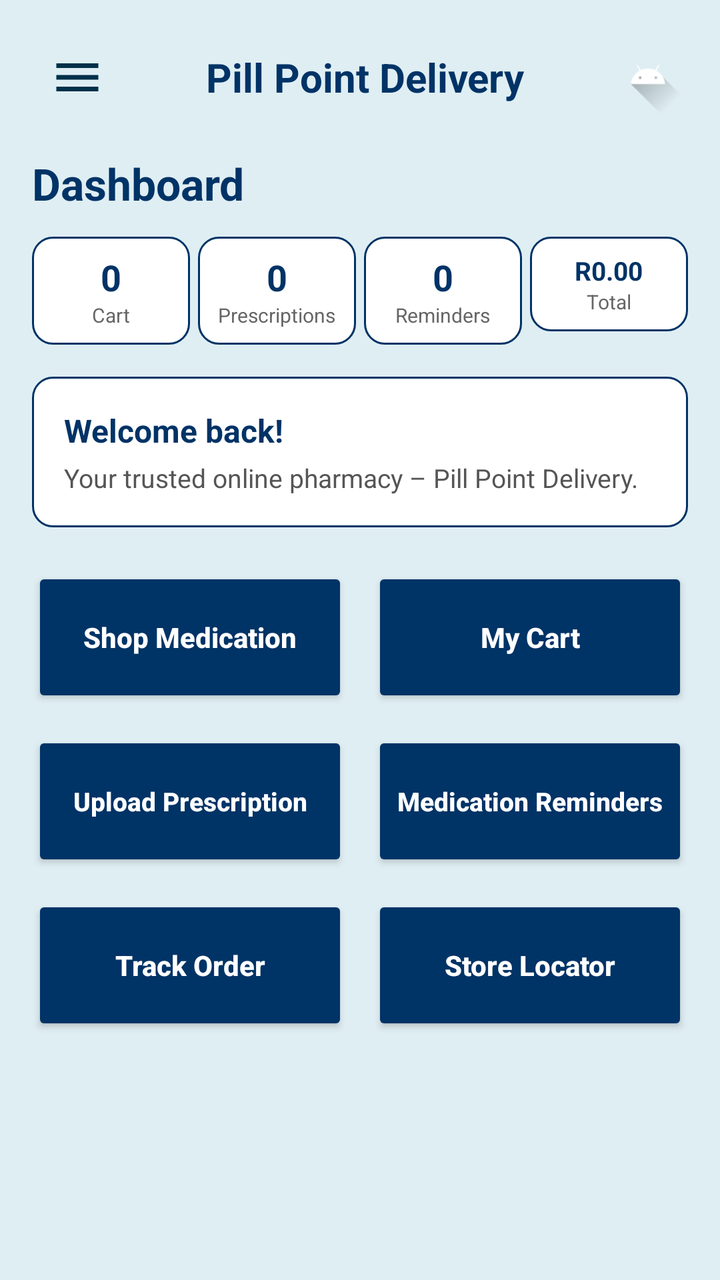
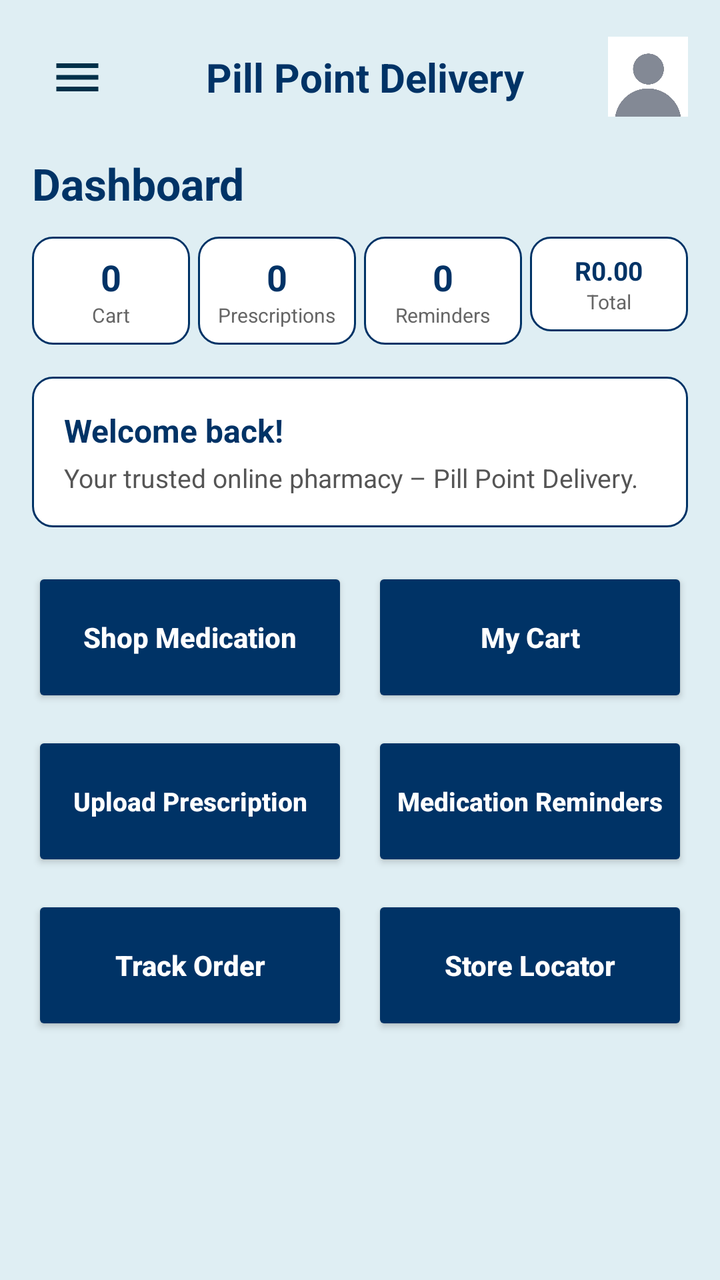

The first picture is an Android layout as it rendered before a commit; the second is the same layout after the commit. The layout source and the unified diff follow.
<!-- AndroidManifest.xml: application theme Theme.Pillpoint -->
<!-- res/layout/activity_home.xml -->
<?xml version="1.0" encoding="utf-8"?>
<androidx.drawerlayout.widget.DrawerLayout
    xmlns:android="http://schemas.android.com/apk/res/android"
    xmlns:app="http://schemas.android.com/apk/res-auto"
    xmlns:tools="http://schemas.android.com/tools"
    android:id="@+id/drawerLayout"
    android:layout_width="match_parent"
    android:layout_height="match_parent"
    tools:context=".Home">

    
    <ScrollView
        android:layout_width="match_parent"
        android:layout_height="match_parent"
        android:background="#DFEEF3">

        <LinearLayout
            android:layout_width="match_parent"
            android:layout_height="wrap_content"
            android:orientation="vertical"
            android:padding="16dp">

            
            <LinearLayout
                android:layout_width="match_parent"
                android:layout_height="wrap_content"
                android:gravity="center_vertical"
                android:orientation="horizontal"
                android:layout_marginBottom="16dp">

                <ImageButton
                    android:id="@+id/btnMenu"
                    android:layout_width="45dp"
                    android:layout_height="45dp"
                    android:background="?attr/selectableItemBackgroundBorderless"
                    android:contentDescription="Menu"
                    android:src="@drawable/ic_menu" />

                <TextView
                    android:layout_width="0dp"
                    android:layout_height="wrap_content"
                    android:layout_weight="1"
                    android:gravity="center"
                    android:text="Pill Point Delivery"
                    android:textColor="@color/dark_blue"
                    android:textSize="20sp"
                    android:textStyle="bold" />

                <ImageView
                    android:id="@+id/ivProfile"
                    android:layout_width="40dp"
                    android:layout_height="40dp"
                    android:contentDescription="Profile"
                    android:src="@drawable/ic_launcher_foreground" />
            </LinearLayout>

            
            <TextView
                android:layout_width="wrap_content"
                android:layout_height="wrap_content"
                android:text="Dashboard"
                android:textColor="@color/dark_blue"
                android:textSize="22sp"
                android:textStyle="bold"
                android:layout_marginBottom="12dp" />

            
            <LinearLayout
                android:layout_width="match_parent"
                android:layout_height="wrap_content"
                android:orientation="horizontal"
                android:weightSum="4"
                android:layout_marginBottom="16dp">

                
                <LinearLayout
                    android:layout_width="0dp"
                    android:layout_height="wrap_content"
                    android:layout_weight="1"
                    android:background="@drawable/edit_text_background"
                    android:orientation="vertical"
                    android:gravity="center"
                    android:padding="8dp"
                    android:layout_marginEnd="4dp">
                    <TextView android:id="@+id/tvCartCount" android:text="0" android:textColor="@color/dark_blue" android:textStyle="bold" android:textSize="18sp" android:layout_width="wrap_content" android:layout_height="wrap_content"/>
                    <TextView android:text="Cart" android:textColor="#666666" android:textSize="10sp" android:layout_width="wrap_content" android:layout_height="wrap_content"/>
                </LinearLayout>

                
                <LinearLayout
                    android:layout_width="0dp"
                    android:layout_height="wrap_content"
                    android:layout_weight="1"
                    android:background="@drawable/edit_text_background"
                    android:orientation="vertical"
                    android:gravity="center"
                    android:padding="8dp"
                    android:layout_marginEnd="4dp">
                    <TextView android:id="@+id/tvPrescriptionCount" android:text="0" android:textColor="@color/dark_blue" android:textStyle="bold" android:textSize="18sp" android:layout_width="wrap_content" android:layout_height="wrap_content"/>
                    <TextView android:text="Prescriptions" android:textColor="#666666" android:textSize="10sp" android:layout_width="wrap_content" android:layout_height="wrap_content"/>
                </LinearLayout>

                
                <LinearLayout
                    android:layout_width="0dp"
                    android:layout_height="wrap_content"
                    android:layout_weight="1"
                    android:background="@drawable/edit_text_background"
                    android:orientation="vertical"
                    android:gravity="center"
                    android:padding="8dp"
                    android:layout_marginEnd="4dp">
                    <TextView android:id="@+id/tvReminderCount" android:text="0" android:textColor="@color/dark_blue" android:textStyle="bold" android:textSize="18sp" android:layout_width="wrap_content" android:layout_height="wrap_content"/>
                    <TextView android:text="Reminders" android:textColor="#666666" android:textSize="10sp" android:layout_width="wrap_content" android:layout_height="wrap_content"/>
                </LinearLayout>

                
                <LinearLayout
                    android:layout_width="0dp"
                    android:layout_height="wrap_content"
                    android:layout_weight="1"
                    android:background="@drawable/edit_text_background"
                    android:orientation="vertical"
                    android:gravity="center"
                    android:padding="8dp">
                    <TextView android:id="@+id/tvTotalValue" android:text="R0.00" android:textColor="@color/dark_blue" android:textStyle="bold" android:textSize="13sp" android:layout_width="wrap_content" android:layout_height="wrap_content"/>
                    <TextView android:text="Total" android:textColor="#666666" android:textSize="10sp" android:layout_width="wrap_content" android:layout_height="wrap_content"/>
                </LinearLayout>
            </LinearLayout>

            
            <LinearLayout
                android:layout_width="match_parent"
                android:layout_height="wrap_content"
                android:background="@drawable/edit_text_background"
                android:orientation="vertical"
                android:padding="16dp"
                android:layout_marginBottom="20dp">
                <TextView
                    android:id="@+id/tvWelcomeUser"
                    android:layout_width="match_parent"
                    android:layout_height="wrap_content"
                    android:text="Welcome back!"
                    android:textColor="@color/dark_blue"
                    android:textSize="16sp"
                    android:textStyle="bold" />
                <TextView
                    android:layout_width="match_parent"
                    android:layout_height="wrap_content"
                    android:text="Your trusted online pharmacy – Pill Point Delivery."
                    android:textColor="#555555"
                    android:textSize="13sp"
                    android:layout_marginTop="4dp" />
            </LinearLayout>

            
            <LinearLayout
                android:layout_width="match_parent"
                android:layout_height="wrap_content"
                android:orientation="vertical">

                <LinearLayout
                    android:layout_width="match_parent"
                    android:layout_height="wrap_content"
                    android:orientation="horizontal"
                    android:weightSum="2"
                    android:layout_marginBottom="12dp">
                    <Button
                        android:id="@+id/btnShopMedication"
                        android:layout_width="0dp" android:layout_height="70dp" android:layout_weight="1" android:layout_marginEnd="6dp"
                        android:backgroundTint="@color/dark_blue" android:text="Shop Medication" android:textAllCaps="false" android:textColor="@android:color/white" android:textSize="14sp" android:textStyle="bold" />
                    <Button
                        android:id="@+id/btnViewCart"
                        android:layout_width="0dp" android:layout_height="70dp" android:layout_weight="1" android:layout_marginStart="6dp"
                        android:backgroundTint="@color/dark_blue" android:text="My Cart" android:textAllCaps="false" android:textColor="@android:color/white" android:textSize="14sp" android:textStyle="bold" />
                </LinearLayout>

                <LinearLayout
                    android:layout_width="match_parent"
                    android:layout_height="wrap_content"
                    android:orientation="horizontal"
                    android:weightSum="2"
                    android:layout_marginBottom="12dp">
                    <Button
                        android:id="@+id/btnUploadPrescription"
                        android:layout_width="0dp" android:layout_height="70dp" android:layout_weight="1" android:layout_marginEnd="6dp"
                        android:backgroundTint="@color/dark_blue" android:text="Upload Prescription" android:textAllCaps="false" android:textColor="@android:color/white" android:textSize="13sp" android:textStyle="bold" />
                    <Button
                        android:id="@+id/btnReminders"
                        android:layout_width="0dp" android:layout_height="70dp" android:layout_weight="1" android:layout_marginStart="6dp"
                        android:backgroundTint="@color/dark_blue" android:text="Medication Reminders" android:textAllCaps="false" android:textColor="@android:color/white" android:textSize="13sp" android:textStyle="bold" />
                </LinearLayout>

                <LinearLayout
                    android:layout_width="match_parent"
                    android:layout_height="wrap_content"
                    android:orientation="horizontal"
                    android:weightSum="2"
                    android:layout_marginBottom="30dp">
                    <Button
                        android:id="@+id/btnTrackOrder"
                        android:layout_width="0dp" android:layout_height="70dp" android:layout_weight="1" android:layout_marginEnd="6dp"
                        android:backgroundTint="@color/dark_blue" android:text="Track Order" android:textAllCaps="false" android:textColor="@android:color/white" android:textSize="14sp" android:textStyle="bold" />
                    <Button
                        android:id="@+id/btnStoreLocator"
                        android:layout_width="0dp" android:layout_height="70dp" android:layout_weight="1" android:layout_marginStart="6dp"
                        android:backgroundTint="@color/dark_blue" android:text="Store Locator" android:textAllCaps="false" android:textColor="@android:color/white" android:textSize="14sp" android:textStyle="bold" />
                </LinearLayout>
            </LinearLayout>

        </LinearLayout>
    </ScrollView>

    
    <com.google.android.material.navigation.NavigationView
        android:id="@+id/navView"
        android:layout_width="wrap_content"
        android:layout_height="match_parent"
        android:layout_gravity="start"
        app:menu="@menu/nav_menu" />

</androidx.drawerlayout.widget.DrawerLayout>
<!-- resources referenced by this layout -->
<resources>
  <color name="dark_blue">#003366</color>
  <!-- drawable edit_text_background (drawable) -->
  <?xml version="1.0" encoding="utf-8"?>
  <shape xmlns:android="http://schemas.android.com/apk/res/android">
  
      <solid android:color="#FFFFFF"/>
  
      <stroke
          android:width="1dp"
          android:color="@color/dark_blue"/>
  
      <corners android:radius="10dp"/>
  
      <padding
          android:left="10dp"
          android:right="10dp"
          android:top="10dp"
          android:bottom="10dp"/>
  
  
  </shape>
  <!-- drawable ic_launcher_foreground (drawable) -->
  <vector xmlns:android="http://schemas.android.com/apk/res/android"
      xmlns:aapt="http://schemas.android.com/aapt"
      android:width="108dp"
      android:height="108dp"
      android:viewportWidth="108"
      android:viewportHeight="108">
      <path android:pathData="M31,63.928c0,0 6.4,-11 12.1,-13.1c7.2,-2.6 26,-1.4 26,-1.4l38.1,38.1L107,108.928l-32,-1L31,63.928z">
          <aapt:attr name="android:fillColor">
              <gradient
                  android:endX="85.84757"
                  android:endY="92.4963"
                  android:startX="42.9492"
                  android:startY="49.59793"
                  android:type="linear">
                  <item
                      android:color="#44000000"
                      android:offset="0.0" />
                  <item
                      android:color="#00000000"
                      android:offset="1.0" />
              </gradient>
          </aapt:attr>
      </path>
      <path
          android:fillColor="#FFFFFF"
          android:fillType="nonZero"
          android:pathData="M65.3,45.828l3.8,-6.6c0.2,-0.4 0.1,-0.9 -0.3,-1.1c-0.4,-0.2 -0.9,-0.1 -1.1,0.3l-3.9,6.7c-6.3,-2.8 -13.4,-2.8 -19.7,0l-3.9,-6.7c-0.2,-0.4 -0.7,-0.5 -1.1,-0.3C38.8,38.328 38.7,38.828 38.9,39.228l3.8,6.6C36.2,49.428 31.7,56.028 31,63.928h46C76.3,56.028 71.8,49.428 65.3,45.828zM43.4,57.328c-0.8,0 -1.5,-0.5 -1.8,-1.2c-0.3,-0.7 -0.1,-1.5 0.4,-2.1c0.5,-0.5 1.4,-0.7 2.1,-0.4c0.7,0.3 1.2,1 1.2,1.8C45.3,56.528 44.5,57.328 43.4,57.328L43.4,57.328zM64.6,57.328c-0.8,0 -1.5,-0.5 -1.8,-1.2s-0.1,-1.5 0.4,-2.1c0.5,-0.5 1.4,-0.7 2.1,-0.4c0.7,0.3 1.2,1 1.2,1.8C66.5,56.528 65.6,57.328 64.6,57.328L64.6,57.328z"
          android:strokeWidth="1"
          android:strokeColor="#00000000" />
  </vector>
  <!-- drawable ic_menu (drawable) -->
  <?xml version="1.0" encoding="utf-8"?>
  <vector xmlns:android="http://schemas.android.com/apk/res/android"
      android:width="28dp"
      android:height="28dp"
      android:viewportWidth="24"
      android:viewportHeight="24">
      <path android:fillColor="#003049" android:pathData="M3,6h18v2H3zM3,11h18v2H3zM3,16h18v2H3z"/>
  </vector>
  <style name="Theme.Pillpoint" parent="Base.Theme.Pillpoint" />
  <style name="Base.Theme.Pillpoint" parent="Theme.Material3.DayNight.NoActionBar">
          
  
          
  
          <item name="colorPrimary">@color/blue</item>
          <item name="colorOnPrimary">@color/white</item>
  
          <item name="colorSecondary">@color/red</item>
          <item name="colorOnSecondary">@color/white</item>
  
          <item name="android:statusBarColor">@color/dark_blue</item>
          <item name="android:navigationBarColor">@color/blue</item>
      </style>
  <color name="blue">#0D6EFD</color>
  <color name="white">#FFFFFFFF</color>
  <color name="red">#FF0000</color>
</resources>

<!-- the commit's change to res/layout/activity_home.xml (unified diff, before → after) -->
@@ -51,7 +51,7 @@
                     android:layout_width="40dp"
                     android:layout_height="40dp"
                     android:contentDescription="Profile"
-                    android:src="@drawable/ic_launcher_foreground" />
+                    android:src="@drawable/photo" />
             </LinearLayout>
 
             
<!-- resource entries referenced after the edit -->
@@ -21,37 +21,6 @@
   
   
   </shape>
-  <!-- drawable ic_launcher_foreground (drawable) -->
-  <vector xmlns:android="http://schemas.android.com/apk/res/android"
-      xmlns:aapt="http://schemas.android.com/aapt"
-      android:width="108dp"
-      android:height="108dp"
-      android:viewportWidth="108"
-      android:viewportHeight="108">
-      <path android:pathData="M31,63.928c0,0 6.4,-11 12.1,-13.1c7.2,-2.6 26,-1.4 26,-1.4l38.1,38.1L107,108.928l-32,-1L31,63.928z">
-          <aapt:attr name="android:fillColor">
-              <gradient
-                  android:endX="85.84757"
-                  android:endY="92.4963"
-                  android:startX="42.9492"
-                  android:startY="49.59793"
-                  android:type="linear">
-                  <item
-                      android:color="#44000000"
-                      android:offset="0.0" />
-                  <item
-                      android:color="#00000000"
-                      android:offset="1.0" />
-              </gradient>
-          </aapt:attr>
-      </path>
-      <path
-          android:fillColor="#FFFFFF"
-          android:fillType="nonZero"
-          android:pathData="M65.3,45.828l3.8,-6.6c0.2,-0.4 0.1,-0.9 -0.3,-1.1c-0.4,-0.2 -0.9,-0.1 -1.1,0.3l-3.9,6.7c-6.3,-2.8 -13.4,-2.8 -19.7,0l-3.9,-6.7c-0.2,-0.4 -0.7,-0.5 -1.1,-0.3C38.8,38.328 38.7,38.828 38.9,39.228l3.8,6.6C36.2,49.428 31.7,56.028 31,63.928h46C76.3,56.028 71.8,49.428 65.3,45.828zM43.4,57.328c-0.8,0 -1.5,-0.5 -1.8,-1.2c-0.3,-0.7 -0.1,-1.5 0.4,-2.1c0.5,-0.5 1.4,-0.7 2.1,-0.4c0.7,0.3 1.2,1 1.2,1.8C45.3,56.528 44.5,57.328 43.4,57.328L43.4,57.328zM64.6,57.328c-0.8,0 -1.5,-0.5 -1.8,-1.2s-0.1,-1.5 0.4,-2.1c0.5,-0.5 1.4,-0.7 2.1,-0.4c0.7,0.3 1.2,1 1.2,1.8C66.5,56.528 65.6,57.328 64.6,57.328L64.6,57.328z"
-          android:strokeWidth="1"
-          android:strokeColor="#00000000" />
-  </vector>
   <!-- drawable ic_menu (drawable) -->
   <?xml version="1.0" encoding="utf-8"?>
   <vector xmlns:android="http://schemas.android.com/apk/res/android"
@@ -61,6 +30,7 @@
       android:viewportHeight="24">
       <path android:fillColor="#003049" android:pathData="M3,6h18v2H3zM3,11h18v2H3zM3,16h18v2H3z"/>
   </vector>
+  <!-- drawable photo: jpeg bitmap (drawable, 8365 bytes) -->
   <style name="Theme.Pillpoint" parent="Base.Theme.Pillpoint" />
   <style name="Base.Theme.Pillpoint" parent="Theme.Material3.DayNight.NoActionBar">
           
